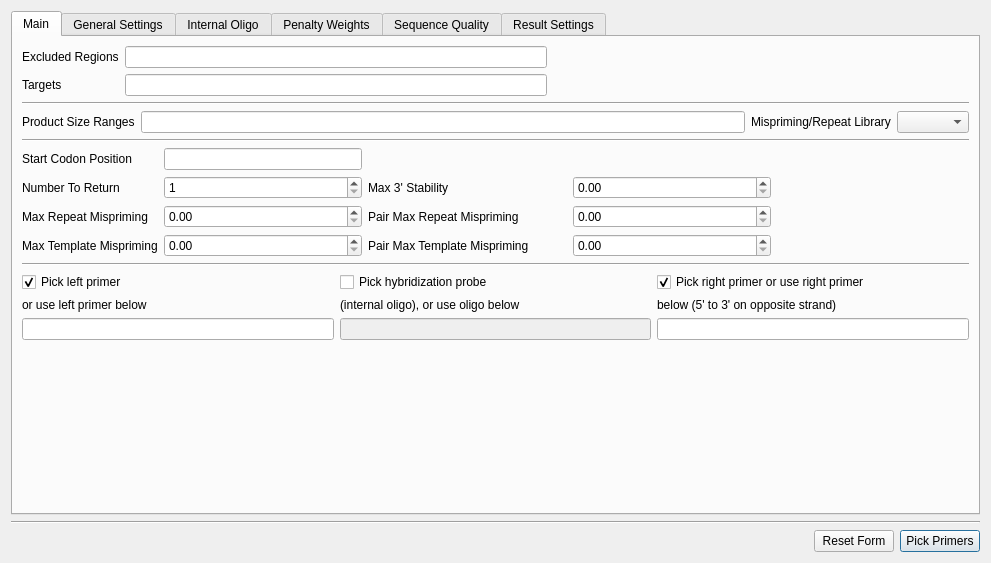
Before: the Qt Designer form src/plugins_3rdparty/primer3/src/ui/Primer3Dialog.ui in violethaze74/ugene, drawn with Qt 5.
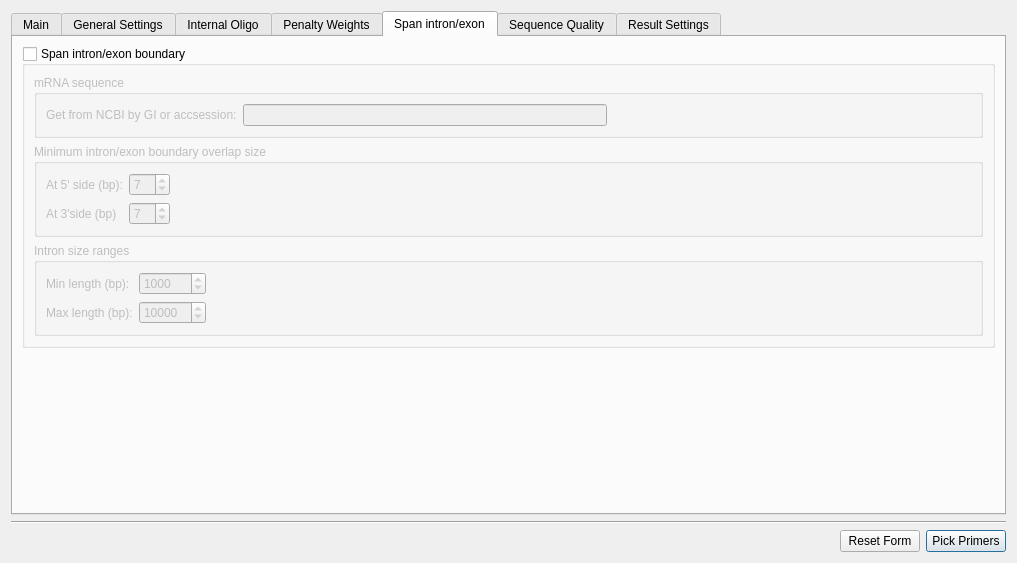
After: the same form once the commit is applied. The open tabs and pages were chosen to show the change.

Patch:
```diff
--- a/src/plugins_3rdparty/primer3/src/ui/Primer3Dialog.ui
+++ b/src/plugins_3rdparty/primer3/src/ui/Primer3Dialog.ui
@@ -6,7 +6,7 @@
    <rect>
     <x>0</x>
     <y>0</y>
-    <width>991</width>
+    <width>1017</width>
     <height>563</height>
    </rect>
   </property>
@@ -2751,6 +2751,201 @@
        </item>
       </layout>
      </widget>
+     <widget class="QWidget" name="tab">
+      <attribute name="title">
+       <string>Span intron/exon</string>
+      </attribute>
+      <layout class="QVBoxLayout" name="verticalLayout_9">
+       <item>
+        <widget class="QGroupBox" name="spanIntronExonBox">
+         <property name="title">
+          <string>Span intron/exon boundary</string>
+         </property>
+         <property name="checkable">
+          <bool>true</bool>
+         </property>
+         <property name="checked">
+          <bool>false</bool>
+         </property>
+         <layout class="QVBoxLayout" name="verticalLayout_8">
+          <item>
+           <widget class="QGroupBox" name="groupBox_3">
+            <property name="title">
+             <string>mRNA sequence</string>
+            </property>
+            <layout class="QHBoxLayout" name="horizontalLayout_5">
+             <item>
+              <widget class="QLabel" name="label_9">
+               <property name="text">
+                <string>Get from NCBI by GI or accsession:</string>
+               </property>
+              </widget>
+             </item>
+             <item>
+              <widget class="QLineEdit" name="rnaSeqIdEdit">
+               <property name="toolTip">
+                <string>Please provide here an NCBI identifier of mRNA refsequence, for example NM_000926.4</string>
+               </property>
+               <property name="whatsThis">
+                <string/>
+               </property>
+              </widget>
+             </item>
+             <item>
+              <spacer name="horizontalSpacer_9">
+               <property name="orientation">
+                <enum>Qt::Horizontal</enum>
+               </property>
+               <property name="sizeHint" stdset="0">
+                <size>
+                 <width>40</width>
+                 <height>20</height>
+                </size>
+               </property>
+              </spacer>
+             </item>
+            </layout>
+           </widget>
+          </item>
+          <item>
+           <widget class="QGroupBox" name="groupBox_2">
+            <property name="title">
+             <string>Minimum intron/exon boundary overlap size</string>
+            </property>
+            <layout class="QGridLayout" name="gridLayout_16">
+             <item row="0" column="0">
+              <widget class="QLabel" name="label_83">
+               <property name="text">
+                <string>At 5' side (bp):</string>
+               </property>
+              </widget>
+             </item>
+             <item row="0" column="1">
+              <widget class="QSpinBox" name="leftOverlapSizeSpinBox">
+               <property name="minimum">
+                <number>1</number>
+               </property>
+               <property name="value">
+                <number>7</number>
+               </property>
+              </widget>
+             </item>
+             <item row="0" column="2" rowspan="2">
+              <spacer name="horizontalSpacer_36">
+               <property name="orientation">
+                <enum>Qt::Horizontal</enum>
+               </property>
+               <property name="sizeHint" stdset="0">
+                <size>
+                 <width>760</width>
+                 <height>20</height>
+                </size>
+               </property>
+              </spacer>
+             </item>
+             <item row="1" column="0">
+              <widget class="QLabel" name="label_84">
+               <property name="text">
+                <string>At 3'side (bp)</string>
+               </property>
+              </widget>
+             </item>
+             <item row="1" column="1">
+              <widget class="QSpinBox" name="rightOverlapSizeSpinBox">
+               <property name="minimum">
+                <number>1</number>
+               </property>
+               <property name="value">
+                <number>7</number>
+               </property>
+              </widget>
+             </item>
+            </layout>
+           </widget>
+          </item>
+          <item>
+           <widget class="QGroupBox" name="groupBox">
+            <property name="title">
+             <string>Intron size ranges</string>
+            </property>
+            <layout class="QGridLayout" name="gridLayout_4">
+             <item row="0" column="0">
+              <widget class="QLabel" name="label_10">
+               <property name="text">
+                <string>Min length (bp):</string>
+               </property>
+              </widget>
+             </item>
+             <item row="0" column="1">
+              <widget class="QSpinBox" name="intronMinLengthSpinBox">
+               <property name="minimum">
+                <number>100</number>
+               </property>
+               <property name="maximum">
+                <number>100000</number>
+               </property>
+               <property name="value">
+                <number>1000</number>
+               </property>
+              </widget>
+             </item>
+             <item row="0" column="2" rowspan="2">
+              <spacer name="horizontalSpacer_37">
+               <property name="orientation">
+                <enum>Qt::Horizontal</enum>
+               </property>
+               <property name="sizeHint" stdset="0">
+                <size>
+                 <width>40</width>
+                 <height>20</height>
+                </size>
+               </property>
+              </spacer>
+             </item>
+             <item row="1" column="0">
+              <widget class="QLabel" name="label_82">
+               <property name="text">
+                <string>Max length (bp):</string>
+               </property>
+              </widget>
+             </item>
+             <item row="1" column="1">
+              <widget class="QSpinBox" name="intronMaxLengthSpinBox">
+               <property name="minimum">
+                <number>100</number>
+               </property>
+               <property name="maximum">
+                <number>100000</number>
+               </property>
+               <property name="value">
+                <number>10000</number>
+               </property>
+              </widget>
+             </item>
+            </layout>
+           </widget>
+          </item>
+         </layout>
+        </widget>
+       </item>
+       <item>
+        <spacer name="verticalSpacer_7">
+         <property name="orientation">
+          <enum>Qt::Vertical</enum>
+         </property>
+         <property name="sizeHint" stdset="0">
+          <size>
+           <width>20</width>
+           <height>40</height>
+          </size>
+         </property>
+        </spacer>
+       </item>
+      </layout>
+      <zorder>spanIntronExonBox</zorder>
+      <zorder></zorder>
+      <zorder>verticalSpacer_7</zorder>
+     </widget>
      <widget class="QWidget" name="tab_SequenceQuality">
       <attribute name="title">
        <string>Sequence Quality</string>
```
